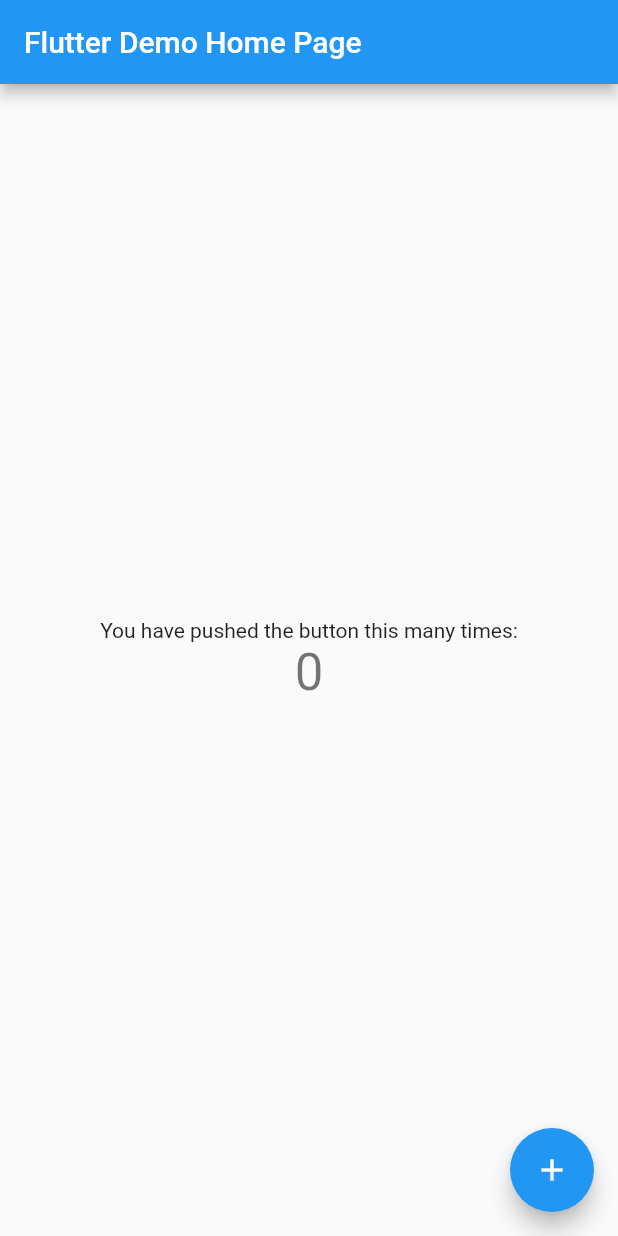
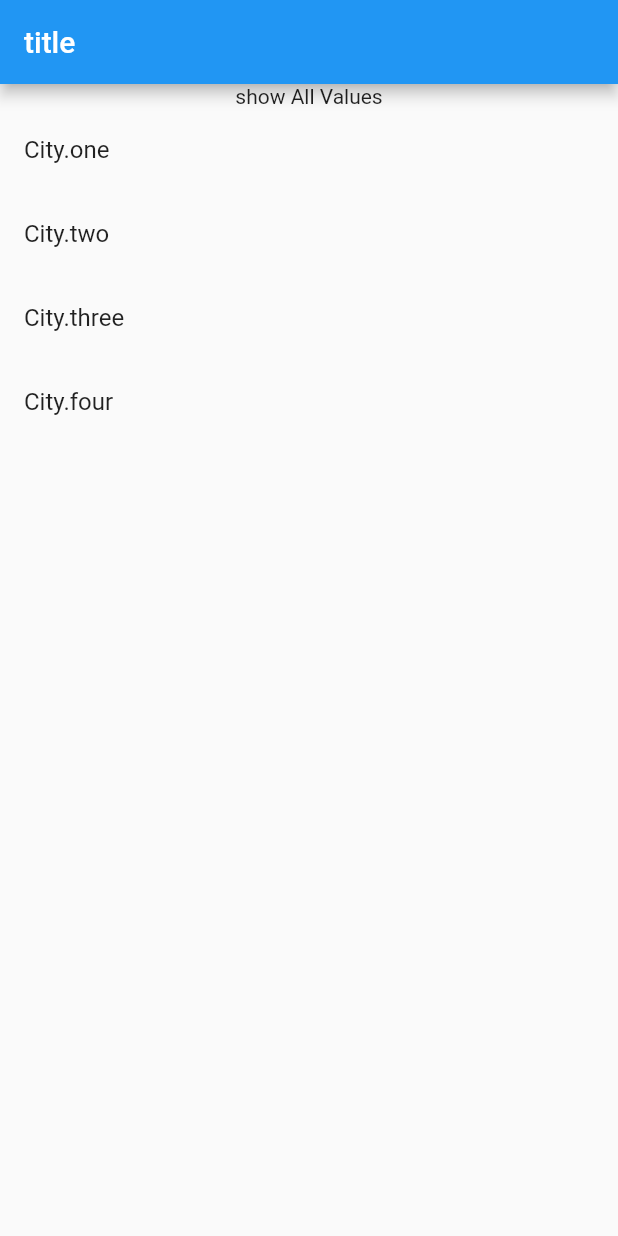
Before and after one commit to agiratech-madhan/flutter-riverpod, a Flutter app: the screen it shows after launch, on a phone screen of 412 x 824 dp. Run offline on Flutter 3.47's test engine with Material 2 defaults, Android fonts, the phone set to English and light mode, and no system bars; our stand-ins replace flutter_riverpod.

Commit message:
state provider for filters

```diff
--- a/riverpod_examples/lib/main.dart
+++ b/riverpod_examples/lib/main.dart
@@ -1,115 +1,22 @@
 import 'package:flutter/material.dart';
+import 'package:flutter_riverpod/flutter_riverpod.dart';
+import 'package:riverpod_examples/screens/home_screen.dart';
 
 void main() {
-  runApp(const MyApp());
+  runApp(ProviderScope(child: const MyApp()));
 }
 
 class MyApp extends StatelessWidget {
   const MyApp({super.key});
 
-  // This widget is the root of your application.
   @override
   Widget build(BuildContext context) {
     return MaterialApp(
       title: 'Flutter Demo',
       theme: ThemeData(
-        // This is the theme of your application.
-        //
-        // Try running your application with "flutter run". You'll see the
-        // application has a blue toolbar. Then, without quitting the app, try
-        // changing the primarySwatch below to Colors.green and then invoke
-        // "hot reload" (press "r" in the console where you ran "flutter run",
-        // or simply save your changes to "hot reload" in a Flutter IDE).
-        // Notice that the counter didn't reset back to zero; the application
-        // is not restarted.
         primarySwatch: Colors.blue,
       ),
       home: const MyHomePage(title: 'Flutter Demo Home Page'),
     );
   }
 }
-
-class MyHomePage extends StatefulWidget {
-  const MyHomePage({super.key, required this.title});
-
-  // This widget is the home page of your application. It is stateful, meaning
-  // that it has a State object (defined below) that contains fields that affect
-  // how it looks.
-
-  // This class is the configuration for the state. It holds the values (in this
-  // case the title) provided by the parent (in this case the App widget) and
-  // used by the build method of the State. Fields in a Widget subclass are
-  // always marked "final".
-
-  final String title;
-
-  @override
-  State<MyHomePage> createState() => _MyHomePageState();
-}
-
-class _MyHomePageState extends State<MyHomePage> {
-  int _counter = 0;
-
-  void _incrementCounter() {
-    setState(() {
-      // This call to setState tells the Flutter framework that something has
-      // changed in this State, which causes it to rerun the build method below
-      // so that the display can reflect the updated values. If we changed
-      // _counter without calling setState(), then the build method would not be
-      // called again, and so nothing would appear to happen.
-      _counter++;
-    });
-  }
-
-  @override
-  Widget build(BuildContext context) {
-    // This method is rerun every time setState is called, for instance as done
-    // by the _incrementCounter method above.
-    //
-    // The Flutter framework has been optimized to make rerunning build methods
-    // fast, so that you can just rebuild anything that needs updating rather
-    // than having to individually change instances of widgets.
-    return Scaffold(
-      appBar: AppBar(
-        // Here we take the value from the MyHomePage object that was created by
-        // the App.build method, and use it to set our appbar title.
-        title: Text(widget.title),
-      ),
-      body: Center(
-        // Center is a layout widget. It takes a single child and positions it
-        // in the middle of the parent.
-        child: Column(
-          // Column is also a layout widget. It takes a list of children and
-          // arranges them vertically. By default, it sizes itself to fit its
-          // children horizontally, and tries to be as tall as its parent.
-          //
-          // Invoke "debug painting" (press "p" in the console, choose the
-          // "Toggle Debug Paint" action from the Flutter Inspector in Android
-          // Studio, or the "Toggle Debug Paint" command in Visual Studio Code)
-          // to see the wireframe for each widget.
-          //
-          // Column has various properties to control how it sizes itself and
-          // how it positions its children. Here we use mainAxisAlignment to
-          // center the children vertically; the main axis here is the vertical
-          // axis because Columns are vertical (the cross axis would be
-          // horizontal).
-          mainAxisAlignment: MainAxisAlignment.center,
-          children: <Widget>[
-            const Text(
-              'You have pushed the button this many times:',
-            ),
-            Text(
-              '$_counter',
-              style: Theme.of(context).textTheme.headlineMedium,
-            ),
-          ],
-        ),
-      ),
-      floatingActionButton: FloatingActionButton(
-        onPressed: _incrementCounter,
-        tooltip: 'Increment',
-        child: const Icon(Icons.add),
-      ), // This trailing comma makes auto-formatting nicer for build methods.
-    );
-  }
-}
--- /dev/null
+++ b/riverpod_examples/lib/riverpod/state_notifier.dart
@@ -0,0 +1,25 @@
+import 'package:flutter_riverpod/flutter_riverpod.dart';
+
+enum City { one, two, three, four }
+
+typedef WeatherEmoji = String;
+Future<WeatherEmoji> getNumber(City city) {
+  return Future.delayed(
+      const Duration(seconds: 1),
+      () => {
+            City.one: 'one',
+            City.two: 'two',
+            City.three: 'three',
+            City.four: 'four',
+          }[city]!);
+}
+
+final currentWeatherProvider = StateProvider<City?>((ref) => null);
+final wearherProvider = FutureProvider<WeatherEmoji>((ref) {
+  final x = ref.watch(currentWeatherProvider);
+  if (x != null) {
+    return getNumber(x);
+  } else {
+    return 'show All Values';
+  }
+});
--- /dev/null
+++ b/riverpod_examples/lib/screens/home_screen.dart
@@ -0,0 +1,42 @@
+import 'package:flutter/cupertino.dart';
+import 'package:flutter/material.dart';
+import 'package:flutter_riverpod/flutter_riverpod.dart';
+import '../riverpod/state_notifier.dart';
+
+class MyHomePage extends ConsumerWidget {
+  const MyHomePage({super.key, required this.title});
+  final String title;
+  @override
+  Widget build(BuildContext context, WidgetRef ref) {
+    final currentWeather = ref.watch(wearherProvider);
+    return Scaffold(
+        appBar: AppBar(
+          title: const Text('title'),
+        ),
+        body: Column(
+          children: [
+            currentWeather.when(
+                data: (data) {
+                  return Text(data);
+                },
+                error: (error, stackTrace) => const Text('Error'),
+                loading: () => const CircularProgressIndicator()),
+            Expanded(
+                child: ListView.builder(
+                    itemCount: City.values.length,
+                    itemBuilder: (context, index) {
+                      final city = City.values[index];
+                      final isSelected =
+                          city == ref.watch(currentWeatherProvider);
+                      return ListTile(
+                        onTap: () => ref
+                            .read(currentWeatherProvider.notifier)
+                            .state = city,
+                        title: Text(city.toString()),
+                        trailing: isSelected ? Icon(Icons.check) : null,
+                      );
+                    }))
+          ],
+        ));
+  }
+}
--- a/riverpod_examples/pubspec.yaml
+++ b/riverpod_examples/pubspec.yaml
@@ -35,6 +35,7 @@ dependencies:
   # The following adds the Cupertino Icons font to your application.
   # Use with the CupertinoIcons class for iOS style icons.
   cupertino_icons: ^1.0.2
+  flutter_riverpod: ^2.3.2
 
 dev_dependencies:
   flutter_test:
```
Also changed, not shown: riverpod_examples/pubspec.lock.
